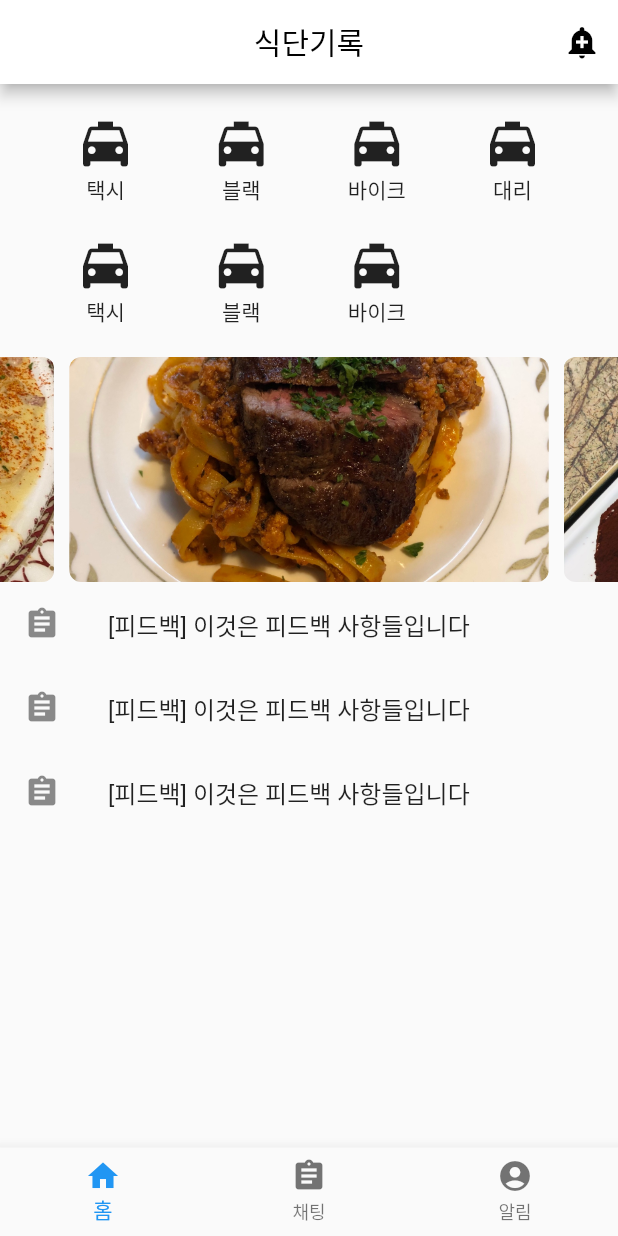
After one commit to Imagin-DoIt/Flutter_project_app, a Flutter app: the Eat screen opened directly, on a phone screen of 412 x 824 dp. The commit adds this screen. Run offline on Flutter 3.47's test engine with Material 2 defaults, Android fonts, the phone set to English and light mode, and no system bars; drawn by our look-alikes of carousel_slider; our stand-ins replace date_picker_timeline; missing offline and left inert: alert, boardview, flutter_calendar_week, flutter_neat_and_clean_calendar, line_chart.

Commit message:
운동기록, 식단기록 수정

```diff
--- /dev/null
+++ b/lib/eat.dart
@@ -0,0 +1,258 @@
+import 'package:carousel_slider/carousel_slider.dart';
+import 'package:flutter/material.dart';
+import 'package:flutter/rendering.dart';
+
+// ignore: non_constant_identifier_names
+final PictureLists = [
+  'assets/음식1.jpg',
+  'assets/음식2.jpg',
+  'assets/음식3.jpg',
+];
+
+
+
+class Eat extends StatefulWidget {
+  @override
+  _EatState createState() => _EatState();
+}
+
+class _EatState extends State<Eat> {
+  var _index = 0;
+  var _pages = [
+    Page1(),
+    Page2(),
+    Page3(),
+  ];
+
+  @override
+  Widget build(BuildContext context) {
+    return Scaffold(
+      appBar: AppBar(
+        backgroundColor: Colors.white,
+        title: Text(
+          '식단기록',
+          style: TextStyle(color: Colors.black),
+        ),
+        centerTitle: true,
+        actions: <Widget>[
+          IconButton(
+            icon: Icon(
+              Icons.add_alert,
+              color: Colors.black,
+            ),
+            onPressed: () {
+              print('add_alert button is clicked');
+            },
+          ),
+        ],
+      ),
+      body: _pages[_index],
+      bottomNavigationBar: BottomNavigationBar(
+        onTap: (index) {
+          setState(() {
+            _index = index;
+          });
+        },
+        currentIndex: _index,
+        items: <BottomNavigationBarItem>[
+          BottomNavigationBarItem(
+            title: Text('홈'),
+            icon: Icon(Icons.home),
+          ),
+          BottomNavigationBarItem(
+            title: Text('채팅'),
+            icon: Icon(Icons.assignment),
+          ),
+          BottomNavigationBarItem(
+            title: Text('알림'),
+            icon: Icon(Icons.account_circle),
+          ),
+        ],
+      ),
+    );
+  }
+}
+
+class Page1 extends StatelessWidget {
+  @override
+  Widget build(BuildContext context) {
+    return ListView(
+      children: <Widget>[
+        _buildTop(),
+        _buildMiddle(),
+        _buildBottom(),
+      ],
+    );
+  }
+
+  Widget _buildTop() {
+    return Padding(
+      padding: const EdgeInsets.only(top: 20, bottom: 20),
+      child: Column(
+        children: <Widget>[
+          Row(
+            mainAxisAlignment: MainAxisAlignment.spaceEvenly,
+            children: <Widget>[
+              GestureDetector(
+                onTap: () {
+                  print('클릭');
+                },
+                child: Column(
+                  children: <Widget>[
+                    Icon(
+                      Icons.local_taxi,
+                      size: 40,
+                    ),
+                    Text('택시'),
+                  ],
+                ),
+              ),
+              InkWell(
+                onTap: () {
+                  print('클릭');
+                },
+                child: Column(
+                  children: <Widget>[
+                    Icon(
+                      Icons.local_taxi,
+                      size: 40,
+                    ),
+                    Text('블랙'),
+                  ],
+                ),
+              ),
+              Column(
+                children: <Widget>[
+                  Icon(
+                    Icons.local_taxi,
+                    size: 40,
+                  ),
+                  Text('바이크'),
+                ],
+              ),
+              Column(
+                children: <Widget>[
+                  Icon(
+                    Icons.local_taxi,
+                    size: 40,
+                  ),
+                  Text('대리'),
+                ],
+              ),
+            ],
+          ),
+          SizedBox(
+            height: 20,
+          ),
+          Row(
+            mainAxisAlignment: MainAxisAlignment.spaceEvenly,
+            children: <Widget>[
+              Column(
+                children: <Widget>[
+                  Icon(
+                    Icons.local_taxi,
+                    size: 40,
+                  ),
+                  Text('택시'),
+                ],
+              ),
+              Column(
+                children: <Widget>[
+                  Icon(
+                    Icons.local_taxi,
+                    size: 40,
+                  ),
+                  Text('블랙'),
+                ],
+              ),
+              Column(
+                children: <Widget>[
+                  Icon(
+                    Icons.local_taxi,
+                    size: 40,
+                  ),
+                  Text('바이크'),
+                ],
+              ),
+              Opacity(
+                opacity: 0.0,
+                child: Column(
+                  children: <Widget>[
+                    Icon(
+                      Icons.local_taxi,
+                      size: 40,
+                    ),
+                    Text('대리'),
+                  ],
+                ),
+              ),
+            ],
+          ),
+        ],
+      ),
+    );
+  }
+
+  Widget _buildMiddle() {
+    return CarouselSlider(
+       height: 150,
+       autoPlay: true,
+
+      items: PictureLists.map((url) {
+        return Builder(
+          builder: (BuildContext context) {
+            return Container(
+              width: MediaQuery.of(context).size.width,
+              margin: EdgeInsets.symmetric(horizontal: 5.0),
+              child: ClipRRect(
+                borderRadius: BorderRadius.circular(8.0),
+                child: Image.asset(
+                  url,
+                  fit: BoxFit.cover,
+                ),
+              ),
+            );
+          },
+        );
+      }).toList(),
+    );
+  }
+
+
+  Widget _buildBottom() {
+    final items = List.generate(3, (i) {
+      return ListTile(
+        leading: Icon(Icons.assignment),
+        title: Text('[피드백] 이것은 피드백 사항들입니다'),
+      );
+    });
+
+    return ListView(
+      physics: NeverScrollableScrollPhysics(),
+      shrinkWrap: true,
+      children: items,
+    );
+  }
+}
+
+class Page2 extends StatelessWidget {
+  @override
+  Widget build(BuildContext context) {
+    return Center(
+      child: Text(
+        '이용서비스',
+        style: TextStyle(fontSize: 40),
+      ),
+    );
+  }
+}
+
+class Page3 extends StatelessWidget {
+  @override
+  Widget build(BuildContext context) {
+    return Text(
+      '내 정보',
+      style: TextStyle(fontSize: 40),
+    );
+  }
+}
--- a/pubspec.yaml
+++ b/pubspec.yaml
@@ -21,6 +21,8 @@ environment:
   sdk: ">=2.7.0 <3.0.0"
 
 dependencies:
+  date_picker_timeline: ^1.2.3
+  carousel_slider: ^1.3.1
   flutter:
     sdk: flutter
 
@@ -62,6 +64,10 @@ flutter:
   assets:
     - assets/connie1.jpg
     - assets/connie2.jpg
+    - assets/음식1.jpg
+    - assets/음식2.jpg
+    - assets/음식3.jpg
+
 
   # An image asset can refer to one or more resolution-specific "variants", see
   # https://flutter.dev/assets-and-images/#resolution-aware.
```
Also changed, not shown: lib/exercise.dart (added, +183 -0 lines), lib/member_main.dart (+4 -3 lines), assets/음식1.jpg (added), assets/음식2.jpg (added), assets/음식3.jpg (added), pubspec.lock.
